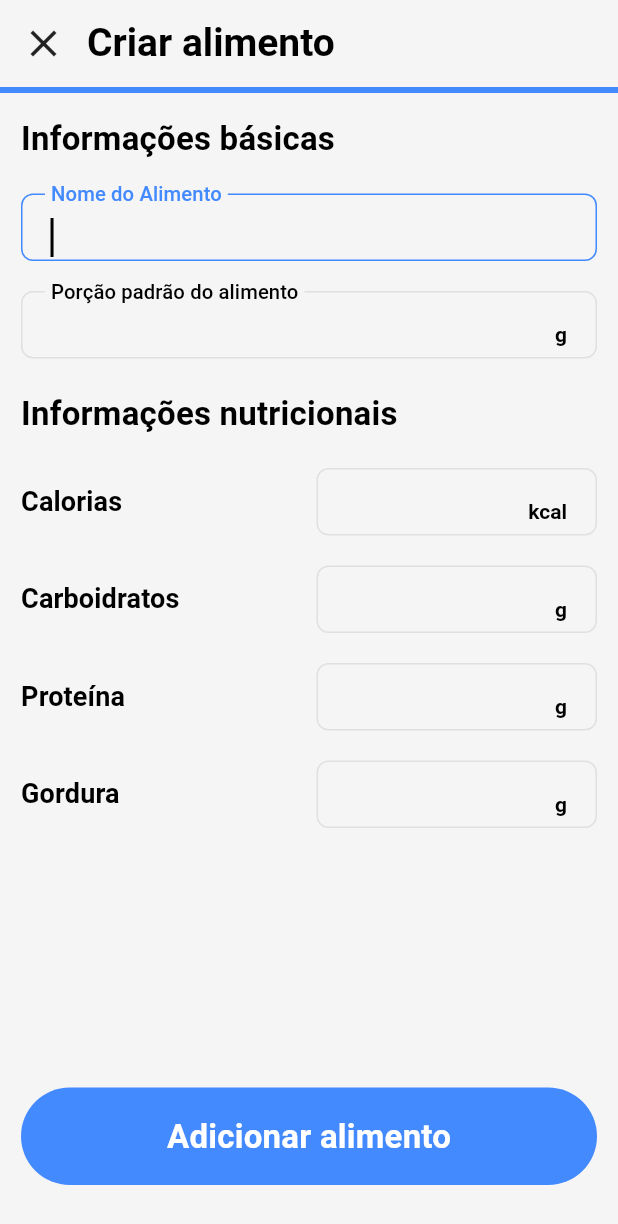
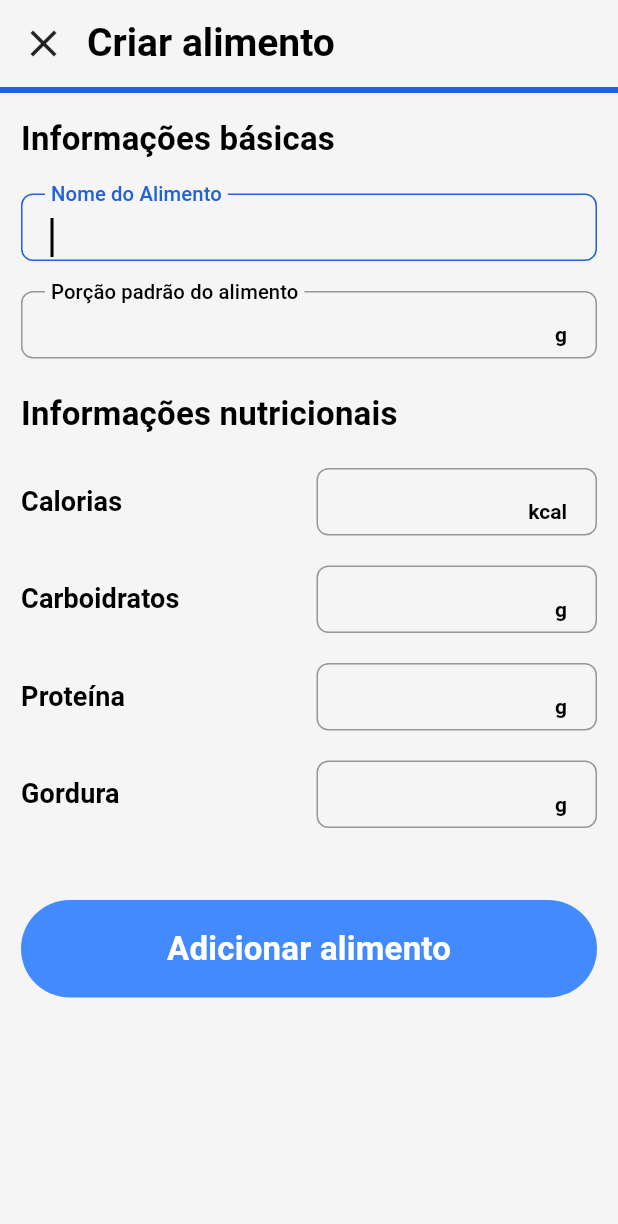
Before and after one commit to felipebraga7/diet_app, a Flutter app: the screen it shows after launch, after a tap on the "add" icon, on a phone screen of 412 x 824 dp. Shown: the top 1224 px of the screen. Run offline on Flutter 3.47's test engine with Material 3 defaults, Android fonts, the phone set to English and light mode, and no system bars; our stand-ins replace get, rxdart.

Commit message:
ajeita temas + mudancas diversas

```diff
--- a/lib/controller/create_food_controller.dart
+++ b/lib/controller/create_food_controller.dart
@@ -5,7 +5,7 @@ import 'package:flutter/widgets.dart';
 import 'package:get/get.dart';
 
 class CreateUpdateFoodController extends GetxController {
-  Food food;
+  Food? food;
 
   final nameController = TextEditingController();
   final standardQuantityController = TextEditingController();
@@ -22,19 +22,22 @@ class CreateUpdateFoodController extends GetxController {
 
   @override
   void onInit() async {
-    nameController.text = food.name;
-    standardQuantityController.text = food.standardQuantity > 0 ? food.standardQuantity.toString() : '';
-    caloriesController.text = food.caloriesPerUnit > 0 ? (food.caloriesPerUnit*food.standardQuantity).toString(): '';
-    carbsController.text = food.carbsPerUnit > 0 ? (food.carbsPerUnit*food.standardQuantity).toString(): '';
-    proteinController.text = food.proteinPerUnit > 0 ? (food.proteinPerUnit*food.standardQuantity).toString(): '';
-    fatController.text = food.fatPerUnit > 0 ? (food.fatPerUnit*food.standardQuantity).toString(): '';
+    if (food != null) {
+      nameController.text = food!.name;
+      standardQuantityController.text = food!.standardQuantity.toString();
+      caloriesController.text = (food!.caloriesPerUnit*food!.standardQuantity).toString();
+      carbsController.text = (food!.carbsPerUnit*food!.standardQuantity).toString();
+      proteinController.text = (food!.proteinPerUnit*food!.standardQuantity).toString();
+      fatController.text = (food!.fatPerUnit*food!.standardQuantity).toString();
+    }
     super.onInit();
   }
 
   void saveFood() {
     if (_validate()) {
       var standardQuantity = double.tryParse(standardQuantityController.text) ?? 0;
-      food = food.copyWith(
+      food ??= Food.empty();
+      food = food!.copyWith(
         name: nameController.text,
         standardQuantity: standardQuantity,
         caloriesPerUnit: Utils.round(double.tryParse(caloriesController.text)! / standardQuantity, 5),
@@ -42,7 +45,7 @@ class CreateUpdateFoodController extends GetxController {
         carbsPerUnit: Utils.round(double.tryParse(carbsController.text)! / standardQuantity, 5),
         fatPerUnit: Utils.round(double.tryParse(fatController.text)! / standardQuantity, 5),
       );
-      Get.put(FoodController()).createUpdateFood(food);
+      Get.put(FoodController()).createUpdateFood(food!);
     }
   }
 
--- a/lib/controller/food_controller.dart
+++ b/lib/controller/food_controller.dart
@@ -1,9 +1,7 @@
-import 'package:csv/csv.dart';
 import 'package:diet_app/controller/meal_controller.dart';
 import 'package:diet_app/model/food.dart';
 import 'package:diet_app/model/food_event.dart';
 import 'package:diet_app/util/utils.dart';
-import 'package:flutter/services.dart';
 import 'package:flutter/widgets.dart';
 import 'package:get/get.dart';
 
@@ -23,22 +21,9 @@ class FoodController extends GetxController {
 
   void _loadFoods() async {
     if (foodList.isEmpty) {
-      final rawData = await rootBundle.loadString("assets/comidasv1.csv");
-      List<List<dynamic>> listData = const CsvToListConverter(
-          fieldDelimiter: ';').convert(rawData);
-
-      List<Food> parsedFoods = listData.skip(1).map((e) =>
-          Food(
-            name: e[0].toString(),
-            standardQuantity: double.tryParse(e[1].toString()) ?? 0,
-            caloriesPerUnit: double.tryParse(e[2].toString()) ?? 0,
-            proteinPerUnit: double.tryParse(e[3].toString()) ?? 0,
-            carbsPerUnit: double.tryParse(e[4].toString()) ?? 0,
-            fatPerUnit: double.tryParse(e[5].toString()) ?? 0,
-          )).toList();
-      parsedFoods.sort((a, b) => a.name.compareTo(b.name));
-      foodList.addAll(parsedFoods);
-      filteredFoodList.addAll(parsedFoods);
+      foodList.addAll(_getInitialFoodList());
+      foodList.sort((a, b) => a.name.compareTo(b.name));
+      filteredFoodList.addAll(foodList);
     }
     foodsLoaded = true;
     update();
@@ -90,4 +75,29 @@ class FoodController extends GetxController {
     searchTextController.dispose();
     super.dispose();
   }
+
+  List<Food> _getInitialFoodList() {
+    List<Food> foodList = [];
+    foodList.add(Food(name: 'Arroz', standardQuantity: 100, caloriesPerUnit: 1.24, proteinPerUnit: 0.026 ,carbsPerUnit: 0.231, fatPerUnit: 0.01));
+    foodList.add(Food(name: 'Feijão', standardQuantity: 100, caloriesPerUnit: 0.76, proteinPerUnit: 0.048 ,carbsPerUnit: 0.136, fatPerUnit: 0.005));
+    foodList.add(Food(name: 'Peito de frango', standardQuantity: 100, caloriesPerUnit:  1.63, proteinPerUnit: 0.315, carbsPerUnit: 0, fatPerUnit: 0.032));
+    foodList.add(Food(name: 'Creme de ricota', standardQuantity: 100, caloriesPerUnit: 1.47, proteinPerUnit: 0.09 ,carbsPerUnit: 0.027, fatPerUnit: 0.11));
+    foodList.add(Food(name: 'Cenoura', standardQuantity: 100, caloriesPerUnit: 0.34, proteinPerUnit: 0.013 ,carbsPerUnit: 0.077, fatPerUnit: 0.002));
+    foodList.add(Food(name: 'Pão integral', standardQuantity: 100, caloriesPerUnit: 2.56, proteinPerUnit: 0.11 ,carbsPerUnit: 0.47, fatPerUnit: 0.028));
+    foodList.add(Food(name: 'Morango', standardQuantity: 100, caloriesPerUnit: 0.33, proteinPerUnit: 0.007 ,carbsPerUnit: 0.08, fatPerUnit: 0.003));
+    foodList.add(Food(name: 'Whey protein', standardQuantity: 30, caloriesPerUnit: 4.066, proteinPerUnit: 0.6666 ,carbsPerUnit: 0.18, fatPerUnit: 0.0766));
+    foodList.add(Food(name: 'Aveia', standardQuantity: 20, caloriesPerUnit: 2.46, proteinPerUnit: 0.173 ,carbsPerUnit: 0.662, fatPerUnit: 0.0705));
+    foodList.add(Food(name: 'YoPro', standardQuantity: 1, caloriesPerUnit: 157.5, proteinPerUnit: 15 ,carbsPerUnit: 18.75, fatPerUnit: 2.25));
+    foodList.add(Food(name: 'Ovo', standardQuantity: 1, caloriesPerUnit: 73, proteinPerUnit: 6.65 ,carbsPerUnit: 0.3, fatPerUnit: 4.75));
+    foodList.add(Food(name: 'Almoço', standardQuantity: 1, caloriesPerUnit: 432.4, proteinPerUnit: 42.18 ,carbsPerUnit: 44.58, fatPerUnit: 7.2));
+    foodList.add(Food(name: 'Jantar', standardQuantity: 1, caloriesPerUnit: 451.4, proteinPerUnit: 43.85 ,carbsPerUnit: 35.49, fatPerUnit: 11.65));
+    foodList.add(Food(name: 'Shake sem aveia', standardQuantity: 1, caloriesPerUnit: 188, proteinPerUnit: 21.4 ,carbsPerUnit: 21.4, fatPerUnit: 2.9));
+    foodList.add(Food(name: 'Shake com aveia', standardQuantity: 1, caloriesPerUnit: 237.2, proteinPerUnit: 24.86 ,carbsPerUnit: 34.64, fatPerUnit: 4.31));
+    foodList.add(Food(name: 'Sanduíche duplo', standardQuantity: 1, caloriesPerUnit: 276.8625, proteinPerUnit: 25.9875 ,carbsPerUnit: 31.1737, fatPerUnit: 5.1375));
+    foodList.add(Food(name: 'Sanduíche triplo', standardQuantity: 1, caloriesPerUnit: 369.15, proteinPerUnit: 34.65 ,carbsPerUnit: 41.565, fatPerUnit: 6.85));
+    foodList.add(Food(name: 'Whey Viv', standardQuantity: 1, caloriesPerUnit: 142, proteinPerUnit: 19, carbsPerUnit: 13, fatPerUnit: 3.3));
+    foodList.add(Food(name: 'Amendoim', standardQuantity: 100, caloriesPerUnit: 5.67, proteinPerUnit: 0.26 ,carbsPerUnit: 0.06, fatPerUnit: 0.49));
+    return foodList;
+  }
+
 }
--- a/lib/core/dark_theme.dart
+++ b/lib/core/dark_theme.dart
@@ -1,14 +1,37 @@
 import 'package:flutter/material.dart';
 
+import 'app_color_dark_theme.dart';
+
 final darkTheme = ThemeData(
-  brightness: Brightness.dark,
-  primaryColor: Colors.blueGrey,
-  colorScheme: ColorScheme.dark(
-    primary: Colors.blueGrey,
-    secondary: Colors.teal,
-  ),
-  textTheme: TextTheme(
-    headlineMedium: TextStyle(fontSize: 24, fontWeight: FontWeight.bold),
-    bodyMedium: TextStyle(fontSize: 16, color: Colors.white70),
-  ),
-);
+    scaffoldBackgroundColor: Colors.grey[100],
+    colorScheme: ColorScheme.light(
+      primary: AppColorsDarkTheme.primary,
+      onPrimary: AppColorsDarkTheme.onPrimary,
+      surface: AppColorsDarkTheme.surface,
+      secondary: AppColorsDarkTheme.secondary,
+      onSecondary: AppColorsDarkTheme.onSecondary,
+      inverseSurface: AppColorsDarkTheme.inverseSurface,
+    ),
+    textTheme: TextTheme(
+        titleLarge: TextStyle(fontSize: 26, fontWeight: FontWeight.bold, color: Colors.black),
+        titleMedium: TextStyle(fontSize: 22, fontWeight: FontWeight.bold, color: Colors.black),
+        titleSmall: TextStyle(fontSize: 18, fontWeight: FontWeight.bold, color: Colors.black),
+        labelLarge: TextStyle(fontSize: 18, color: Colors.blueGrey),
+        labelMedium: TextStyle(fontSize: 14, color: Colors.blueGrey),
+        labelSmall: TextStyle(fontSize: 12, color: Colors.blueGrey),
+        headlineMedium: TextStyle(fontSize: 16, fontWeight: FontWeight.bold, color: Colors.black),
+        headlineSmall: TextStyle(fontSize: 14, fontWeight: FontWeight.bold, color: Colors.black)),
+    cardTheme: CardTheme(
+      color: Colors.white,
+      shadowColor: Colors.black26,
+      elevation: 8,
+      margin: EdgeInsets.zero,
+      shape: RoundedRectangleBorder(borderRadius: BorderRadius.circular(12)),
+    ),
+    textButtonTheme: TextButtonThemeData(
+      style: TextButton.styleFrom(
+        padding: const EdgeInsets.all(16),
+        foregroundColor: Colors.red,
+        backgroundColor: Colors.blueAccent,
+      ),
+    ));
--- a/lib/core/light_theme.dart
+++ b/lib/core/light_theme.dart
@@ -1,14 +1,16 @@
 import 'package:flutter/material.dart';
+
+import 'app_color_light_theme.dart';
 
 final lightTheme = ThemeData(
     scaffoldBackgroundColor: Colors.grey[100],
     colorScheme: ColorScheme.light(
-      primary: Colors.blueAccent,
-      onPrimary: Colors.white,
-      surface: Colors.white,
-      secondary: Colors.grey[300]!,
-      onSecondary: Colors.blueGrey,
-      inverseSurface: Colors.black,
+      primary: AppColorsLightTheme.primary,
+      onPrimary: AppColorsLightTheme.onPrimary,
+      surface: AppColorsLightTheme.surface,
+      secondary: AppColorsLightTheme.secondary,
+      onSecondary: AppColorsLightTheme.onSecondary,
+      inverseSurface: AppColorsLightTheme.inverseSurface,
     ),
     textTheme: TextTheme(
         titleLarge: TextStyle(fontSize: 26, fontWeight: FontWeight.bold, color: Colors.black),
--- a/lib/main.dart
+++ b/lib/main.dart
@@ -16,7 +16,7 @@ class MyApp extends StatelessWidget {
     return GetMaterialApp(
       title: 'Flutter Demo',
       theme: AppTheme.light,
-      darkTheme: AppTheme.light,
+      darkTheme: AppTheme.dark,
       home: FoodPage(),
     );
   }
--- a/lib/pages/create_food_page.dart
+++ b/lib/pages/create_food_page.dart
@@ -1,4 +1,5 @@
 import 'package:diet_app/controller/create_food_controller.dart';
+import 'package:diet_app/core/app_theme.dart';
 import 'package:diet_app/model/food.dart';
 import 'package:diet_app/widgets/input_text_field.dart';
 import 'package:flutter/material.dart';
@@ -17,10 +18,9 @@ class CreateUpdateFoodPage extends StatelessWidget {
     final colorScheme = Theme.of(context).colorScheme;
     return SafeArea(
       child: Scaffold(
-        body: GetBuilder<CreateUpdateFoodController>(
-            init: CreateUpdateFoodController(food: food ?? Food.empty()),
-            builder: (c) {
-              return Column(crossAxisAlignment: CrossAxisAlignment.start, children: [
+        body: Column(
+          crossAxisAlignment: CrossAxisAlignment.start,
+          children: [
             Column(
               children: [
                 Row(
@@ -28,8 +28,7 @@ class CreateUpdateFoodPage extends StatelessWidget {
                     GestureDetector(
                         behavior: HitTestBehavior.opaque,
                         onTap: () => Get.back(),
-                            child: Padding(
-                              padding: const EdgeInsets.all(14.0),
+                        child: Padding(padding: const EdgeInsets.all(14.0),
                           child: Icon(Icons.close, size: 30),
                         )),
                     Text(isEdit ? 'Atualizar alimento' : 'Criar alimento', style: textTheme.titleLarge)
@@ -43,7 +42,14 @@ class CreateUpdateFoodPage extends StatelessWidget {
               ],
             ),
             Expanded(
-                  child: Padding(
+              child: SingleChildScrollView(
+                child: GetBuilder<CreateUpdateFoodController>(
+                    init: CreateUpdateFoodController(food: food),
+                    builder: (c) {
+                      return Column(
+                          crossAxisAlignment: CrossAxisAlignment.start,
+                          children: [
+                            Padding(
                               padding: const EdgeInsets.all(14.0),
                               child: Column(
                                 crossAxisAlignment: CrossAxisAlignment.start,
@@ -55,9 +61,7 @@ class CreateUpdateFoodPage extends StatelessWidget {
                                   InputTextField(
                                       controller: c.standardQuantityController,
                                       keyboardType: TextInputType.numberWithOptions(decimal: true),
-                            inputFormatters: [
-                              FilteringTextInputFormatter.allow(RegExp(r'^\d*\.?\d{0,2}')), // Allow only numbers
-                            ],
+                                      inputFormatters: [FilteringTextInputFormatter.allow(RegExp(r'^\d*\.?\d{0,2}')),],
                                       suffix: 'g',
                                       label: 'Porção padrão do alimento'),
                                   SizedBox(height: 20),
@@ -74,14 +78,15 @@ class CreateUpdateFoodPage extends StatelessWidget {
                                 ],
                               ),
                             ),
-                ),
                             Padding(
                               padding: const EdgeInsets.all(14.0),
                               child: SizedBox(
                                 width: double.infinity,
                                 child: TextButton(
                                   child: Text(
-                        isEdit ? 'Atualizar alimento' : 'Adicionar alimento',
+                                    isEdit
+                                        ? 'Atualizar alimento'
+                                        : 'Adicionar alimento',
                                     style: textTheme.titleMedium!.copyWith(color: colorScheme.surface),
                                   ),
                                   onPressed: () {
@@ -93,7 +98,7 @@ class CreateUpdateFoodPage extends StatelessWidget {
                                         duration: Duration(seconds: 3),
                                         backgroundColor: colorScheme.error,
                                         backgroundGradient: RadialGradient(
-                              colors: [Color.fromRGBO(236, 72, 48, 0.0), Color.fromRGBO(236, 72, 48, 0.3)],
+                                          colors: [colorScheme.errorGradientEnd, colorScheme.errorGradientStart],
                                         ),
                                       );
                                       return;
@@ -103,8 +108,10 @@ class CreateUpdateFoodPage extends StatelessWidget {
                                         'Sucesso!',
                                         'Alimento ${isEdit ? 'atualizado' : 'criado'}',
                                         duration: Duration(seconds: 3),
-                          backgroundColor: colorScheme.primary, // criar gradiente
-                        );
+                                        backgroundColor: colorScheme.success,
+                                        backgroundGradient: RadialGradient(
+                                          colors: [colorScheme.successGradientEnd, colorScheme.successGradientStart],
+                                        ));
                                   },
                                 ),
                               ),
@@ -113,10 +120,15 @@ class CreateUpdateFoodPage extends StatelessWidget {
                           ]);
                     }),
               ),
+            )
+          ],
+        ),
+      ),
     );
   }
 
-  Widget _getNutritionalItem(BuildContext context, String title, String unit, TextEditingController controller) {
+  Widget _getNutritionalItem(BuildContext context, String title, String unit,
+      TextEditingController controller) {
     final textTheme = Theme.of(context).textTheme;
     return Row(
       children: [
--- a/lib/pages/food_page.dart
+++ b/lib/pages/food_page.dart
@@ -24,6 +24,7 @@ class FoodPage extends StatelessWidget {
                     padding: const EdgeInsets.only(top: 14, left: 14, right: 14),
                     child: SearchInputField(hint: 'Procure por um alimento', onText: (text) => c.search(text)),
                   ),
+                  SizedBox(height: 10),
                   Expanded(
                     child: Padding(
                       padding: const EdgeInsets.symmetric(horizontal: 14),
@@ -70,9 +71,9 @@ class FoodPage extends StatelessWidget {
   }
 
   String _getSubtitle(Food food) {
-    return '${food.getPortionCalories()} cal '
+    return '${food.getPortionCalories()} kcal '
         '| ${food.getPortionCarbs()}C '
-        '| ${food.getPortionCarbs()}P '
+        '| ${food.getPortionProtein()}P '
         '| ${food.getPortionFat()}G '
         '• ${food.standardQuantity.toStringAsFixed(0)}g';
   }
--- a/lib/util/utils.dart
+++ b/lib/util/utils.dart
@@ -23,7 +23,6 @@ class Utils {
   }
 
   static double round(double value, int places) {
-    debugPrint(value.toString());
     String str = value.toStringAsFixed(places);
     return double.parse(str);
   }
--- a/lib/widgets/meal_detail.dart
+++ b/lib/widgets/meal_detail.dart
@@ -1,13 +1,8 @@
-import 'package:diet_app/controller/meal_controller.dart';
-import 'package:diet_app/main.dart';
 import 'package:diet_app/model/meal.dart';
-import 'package:diet_app/util/utils.dart';
 import 'package:flutter/material.dart';
-import 'package:flutter_slidable/flutter_slidable.dart';
 import 'package:get/get.dart';
 import 'package:intl/intl.dart';
 
-import '../model/food.dart';
 import 'add_edit_meal_dialog.dart';
 
 class MealDetail extends StatelessWidget {
```
Also changed, not shown: assets/comidasv1.csv (deleted, +0 -20 lines), lib/core/app_color_dark_theme.dart (added, +28 -0 lines), lib/core/app_color_light_theme.dart (added, +29 -0 lines), lib/core/app_theme.dart (+23 -0 lines), pubspec.yaml (+0 -9 lines). Lines whose indentation alone changed are shown as unchanged.
